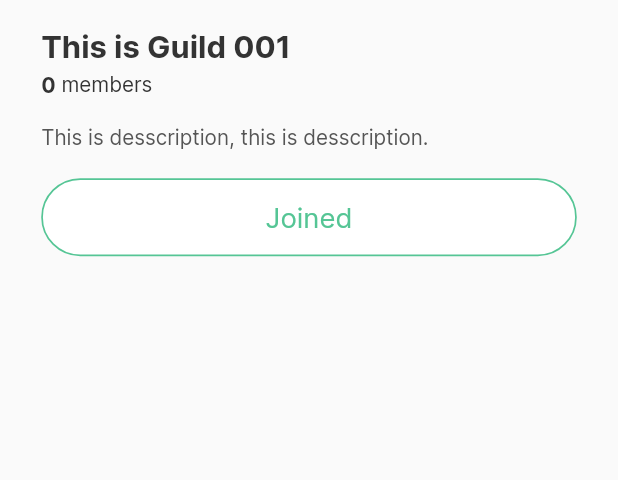
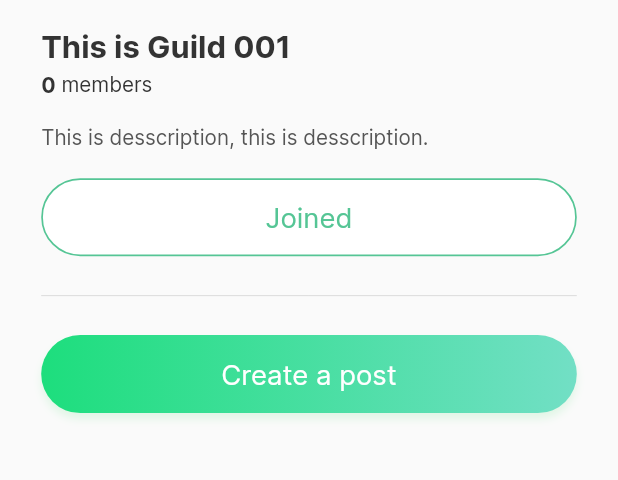
Before and after one commit to yccyennhi/book_net, a Flutter app: the DetailGuildScreen screen opened directly with sample values from the repository, on a phone screen of 412 x 824 dp, the part 106-586 px from its top. Run offline on Flutter 3.47's test engine with Material 2 defaults, Android fonts, the phone set to English and light mode, and no system bars; drawn by our look-alikes of cached_network_image; our stand-ins replace animated_splash_screen, bloc, carousel_slider, dio, equatable, firebase_core and 12 more; accounts and stored records are empty; network calls fail.

Commit message:
fix: stateful button joined guild

```diff
--- a/flutter-app/lib/views/base_widgets/button/icon_with_text_button.dart
+++ b/flutter-app/lib/views/base_widgets/button/icon_with_text_button.dart
@@ -42,7 +42,7 @@ class IconWithTextButton extends StatelessWidget {
                   iconFlutter != null
                       ? Icon(
                           iconFlutter!,
-                          color: AppColors.oceanGreenColor,
+                          color: AppColors.darkGrayColor,
                           size: 20.h,
                         )
                       : const SizedBox.shrink(),
--- a/flutter-app/lib/views/home_screen/detail_guild_screen/detail_guild_screen.dart
+++ b/flutter-app/lib/views/home_screen/detail_guild_screen/detail_guild_screen.dart
@@ -3,7 +3,9 @@ import 'package:book_net/configs/style_configs.dart';
 import 'package:book_net/configs/text_configs.dart';
 import 'package:book_net/dto/guild/guild_dto.dart';
 import 'package:book_net/views/base_widgets/bar/bar.dart';
+import 'package:book_net/views/base_widgets/button/raised_gradient_button.dart';
 import 'package:book_net/views/base_widgets/image/image.dart';
+import 'package:book_net/views/home_screen/create_news_screen/create_news_screen.dart';
 import 'package:book_net/views/home_screen/detail_guild_screen/widget/stf_button.dart';
 import 'package:flutter/material.dart';
 import 'package:flutter_screenutil/flutter_screenutil.dart';
@@ -58,19 +60,47 @@ class DetailGuildScreen extends StatelessWidget {
                         ],
                       ),
                       SizedBox(
-                        height: 16.h,
+                        height: AppStyles.defaultMarginVertical,
                       ),
                       Text(guild.descrition,
                           style: TextConfigs.regular12
                               .copyWith(color: AppColors.darkGrayColor)),
                       SizedBox(
-                        height: 16.h,
+                        height: AppStyles.defaultMarginVertical,
                       ),
-                      StateFulButton()
+                      const StateFulButton(),
+                      SizedBox(
+                        height: AppStyles.defaultMarginVertical,
+                      ),
+                      const Divider(),
+                      SizedBox(
+                        height: AppStyles.defaultMarginVertical,
+                      ),
+                      RaisedGradientButton(
+                        child: Text(
+                          'Create a post',
+                          style: TextConfigs.medium16
+                              .copyWith(color: AppColors.whiteColor),
+                        ),
+                        gradient: const LinearGradient(
+                          colors: <Color>[
+                            AppColors.green1Color,
+                            AppColors.green2Color,
+                          ],
+                        ),
+                        onPressed: () => _navigateToCreateNewsScreen(context),
+                      ),
+                      SizedBox(
+                        height: AppStyles.defaultMarginVertical,
+                      ),
                     ],
                   ),
                 )
               ]),
         ));
   }
+
+  void _navigateToCreateNewsScreen(BuildContext context) {
+    Navigator.pushNamed(context, CreateNewsScreen.id);
+  }
 }
--- a/flutter-app/lib/views/home_screen/detail_guild_screen/widget/stf_button.dart
+++ b/flutter-app/lib/views/home_screen/detail_guild_screen/widget/stf_button.dart
@@ -39,13 +39,13 @@ class _StateFulButtonState extends State<StateFulButton> {
           ),
         ),
         builder: (context) => SizedBox(
-          height: 600.h,
+          height: 200.h,
           child: CustomModalBottomSheet(
             widgets: [
               IconWithTextButton(
                 onTap: () => onPressLeaveButton(context),
                 text: 'Leave group',
-                iconFlutter: Icons.create_outlined,
+                iconFlutter: Icons.u_turn_left_rounded,
               ),
               const Divider(),
             ],
```
